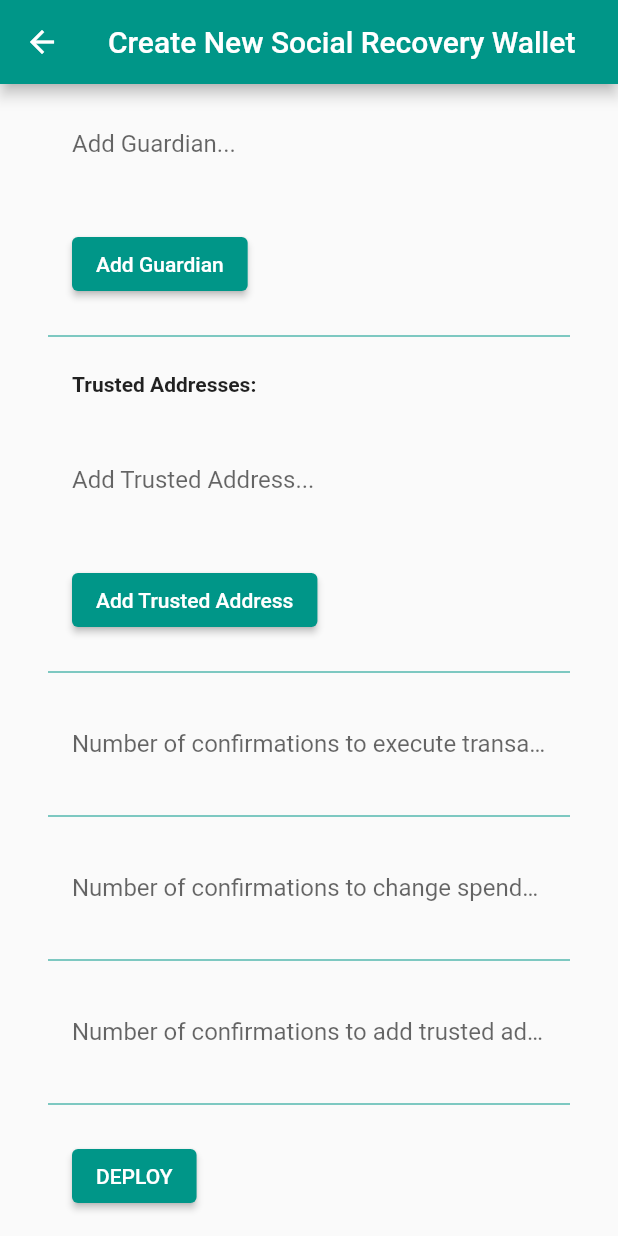
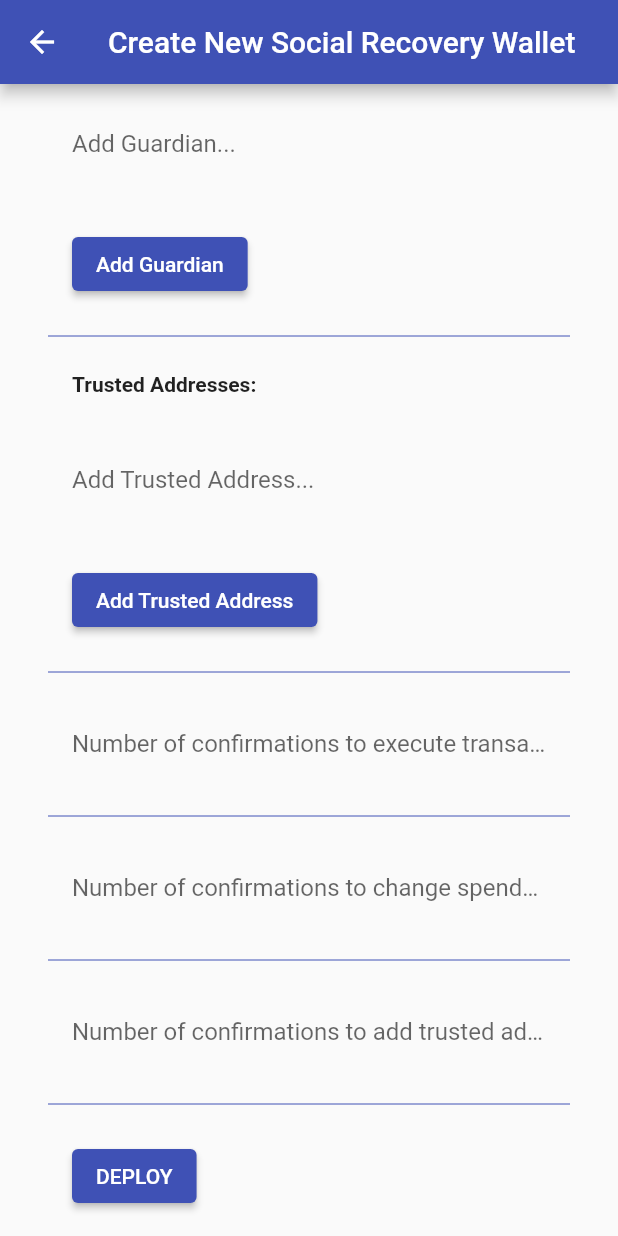
Before and after one commit to CosimoSguanci/SocialRecoveryWallet-app, a Flutter app: the CreateNewSocialRecoveryWalletPage screen opened by its route, scrolled down 144 dp, on a phone screen of 412 x 824 dp. Run offline on Flutter 3.47's test engine with Material 2 defaults, Android fonts, the phone set to English and light mode, and no system bars; our stand-ins replace convert, flutter_dotenv, url_launcher_web; missing offline and left inert: dart:js, web3dart.

Commit message:
UI Improvements

```diff
--- a/lib/main.dart
+++ b/lib/main.dart
@@ -24,11 +24,11 @@ class MyApp extends StatelessWidget {
       title: 'Social Recovery Wallet',
       debugShowCheckedModeBanner: false,
       theme: ThemeData(
-          primarySwatch: Colors.teal,
+          primarySwatch: Colors.indigo,
           colorScheme: const ColorScheme(
-            primary: Colors.teal,
+            primary: Colors.indigo,
             // <---- I set white color here
-            primaryVariant: Colors.teal,
+            primaryVariant: Colors.indigo,
             secondary: Colors.deepOrangeAccent,
             secondaryVariant: Colors.deepOrangeAccent,
             background: Colors.white,
--- a/lib/pages/create_new_social_recovery_wallet_page.dart
+++ b/lib/pages/create_new_social_recovery_wallet_page.dart
@@ -53,11 +53,10 @@ class _CreateNewSocialRecoveryWalletPageState
             child: SizedBox(
           width: double.infinity,
           child: Column(
-            crossAxisAlignment: CrossAxisAlignment.start,
+            crossAxisAlignment: CrossAxisAlignment.center,
             children: <Widget>[
               Container(
-                margin:
-                    const EdgeInsets.only(top: 32.0, left: 48.0),
+                margin: const EdgeInsets.only(top: 32.0, left: 48.0),
                 child: Row(
                   mainAxisAlignment: MainAxisAlignment.start,
                   children: <Widget>[
@@ -73,6 +72,25 @@ class _CreateNewSocialRecoveryWalletPageState
                   ],
                 ),
               ),
+              _showTx
+                  ? Container(
+                      margin: const EdgeInsets.all(16.0),
+                      child: Column(
+                        crossAxisAlignment: CrossAxisAlignment.center,
+                        children: [
+                          Text("Tx Hash: $_deployTxHash",
+                              style:
+                                  const TextStyle(fontWeight: FontWeight.bold)),
+                          Container(
+                              margin: const EdgeInsets.only(top: 16.0),
+                              child: ElevatedButton(
+                                  onPressed: () async => await launch(
+                                      "$etherscanBaseUrl$_deployTxHash"),
+                                  child: const Text('View on Etherscan',
+                                      style: TextStyle(color: Colors.white))))
+                        ],
+                      ))
+                  : Container(),
               Container(
                 margin:
                     const EdgeInsets.only(left: 32.0, top: 32.0, right: 32.0),
@@ -85,9 +103,10 @@ class _CreateNewSocialRecoveryWalletPageState
                       child: Row(
                         mainAxisAlignment: MainAxisAlignment.start,
                         children: <Widget>[
-                          Text("Guardians: ${_guardians.join(", ")}",
-                              style:
-                                  const TextStyle(fontWeight: FontWeight.bold))
+                          Expanded(
+                              child: Text("Guardians: ${_guardians.join(", ")}",
+                                  style: const TextStyle(
+                                      fontWeight: FontWeight.bold)))
                         ],
                       ),
                     ),
@@ -136,10 +155,11 @@ class _CreateNewSocialRecoveryWalletPageState
                       child: Row(
                         mainAxisAlignment: MainAxisAlignment.start,
                         children: <Widget>[
-                          Text(
-                              "Trusted Addresses: ${_trustedAddresses.join(", ")}",
-                              style:
-                                  const TextStyle(fontWeight: FontWeight.bold))
+                          Expanded(
+                              child: Text(
+                                  "Trusted Addresses: ${_trustedAddresses.join(", ")}",
+                                  style: const TextStyle(
+                                      fontWeight: FontWeight.bold)))
                         ],
                       ),
                     ),
@@ -218,43 +238,6 @@ class _CreateNewSocialRecoveryWalletPageState
                                 'Number of confirmations to add trusted addresses...'),
                       ),
                     ),
-                    _showProgressIndicator
-                        ? Container(
-                            margin: const EdgeInsets.all(16.0),
-                            child: Column(
-                              crossAxisAlignment: CrossAxisAlignment.center,
-                              children: [
-                                CircularProgressIndicator(
-                                  backgroundColor:
-                                      Theme.of(context).colorScheme.primary,
-                                  valueColor: AlwaysStoppedAnimation(
-                                      Theme.of(context).colorScheme.secondary),
-                                ),
-                                Container(
-                                    margin: const EdgeInsets.only(top: 8.0),
-                                    child: const Text(
-                                        "Deploying Smart Contract..."))
-                              ],
-                            ))
-                        : Container(),
-                    _showTx
-                        ? Container(
-                            margin: const EdgeInsets.all(16.0),
-                            child: Column(
-                              crossAxisAlignment: CrossAxisAlignment.center,
-                              children: [
-                                Text("Tx Hash: $_deployTxHash"),
-                                Container(
-                                    margin: const EdgeInsets.only(top: 8.0),
-                                    child: ElevatedButton(
-                                        onPressed: () async => await launch(
-                                            "$etherscanBaseUrl$_deployTxHash"),
-                                        child: const Text('View on Etherscan',
-                                            style: TextStyle(
-                                                color: Colors.white))))
-                              ],
-                            ))
-                        : Container(),
                     Divider(color: Theme.of(context).colorScheme.primary),
                     Container(
                       margin: const EdgeInsets.all(16.0),
--- a/lib/pages/home_page.dart
+++ b/lib/pages/home_page.dart
@@ -33,7 +33,7 @@ class _HomePageState extends State<HomePage> {
             crossAxisAlignment: CrossAxisAlignment.center,
             children: <Widget>[
               Container(
-                margin: const EdgeInsets.all(16.0),
+                margin: const EdgeInsets.all(32.0),
                 child: Row(
                   mainAxisAlignment: MainAxisAlignment.start,
                   children: <Widget>[
--- a/lib/pages/unlock_wallet_page.dart
+++ b/lib/pages/unlock_wallet_page.dart
@@ -34,8 +34,7 @@ class _UnlockWalletPageState extends State<UnlockWalletPage> {
             crossAxisAlignment: CrossAxisAlignment.center,
             children: <Widget>[
               Container(
-                  margin: const EdgeInsets.only(
-                      left: 10.0, top: 40.0, right: 10.0, bottom: 20.0),
+                  margin: const EdgeInsets.only(top: 40.0, bottom: 40.0),
                   child: Row(
                     mainAxisAlignment: MainAxisAlignment.center,
                     children: const <Widget>[
@@ -58,8 +57,7 @@ class _UnlockWalletPageState extends State<UnlockWalletPage> {
                       decoration: const InputDecoration(
                           border: InputBorder.none, hintText: 'Private Key...'),
                     )),
-                margin: const EdgeInsets.only(
-                    left: 20.0, right: 20.0, top: 10.0, bottom: 10.0),
+                margin: const EdgeInsets.only(bottom: 40.0),
               ),
               ElevatedButton(
                 onPressed: () {
```
Also changed, not shown: lib/pages/open_social_recovery_wallet_page.dart (+14 -14 lines).
